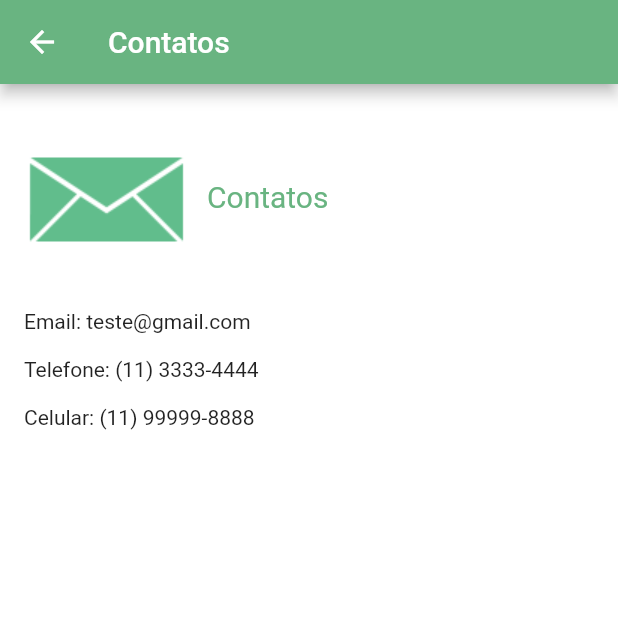
After one commit to JoaoCampos767/Flutter, a Flutter app: the TelaContato screen opened directly, on a phone screen of 412 x 824 dp, the top half of it. The commit adds this screen. Run offline on Flutter 3.47's test engine with Material 2 defaults, Android fonts, the phone set to English and light mode, and no system bars.

Commit message:
adicionando mais telas no app de consultoria

```diff
--- /dev/null
+++ b/consultoria/lib/tela_contato.dart
@@ -0,0 +1,53 @@
+import 'package:flutter/material.dart';
+
+class TelaContato extends StatefulWidget {
+  @override
+  State<TelaContato> createState() => _TelaContatoState();
+}
+
+class _TelaContatoState extends State<TelaContato> {
+  @override
+  Widget build(BuildContext context) {
+    return Scaffold(
+      backgroundColor: Colors.white,
+      appBar: AppBar(
+          title: Text("Contatos"),
+          backgroundColor: Color.fromARGB(255, 105, 180, 129)),
+      body: SingleChildScrollView(
+          child: Container(
+        padding: EdgeInsets.all(16),
+        child: Column(
+          crossAxisAlignment: CrossAxisAlignment.start,
+          children: [
+            Row(
+              children: [
+                Image.asset("images/detalhe_contato.png"),
+                const Padding(
+                  padding: EdgeInsets.only(left: 10),
+                  child: Text(
+                    "Contatos",
+                    style: TextStyle(
+                        fontSize: 20,
+                        color: Color.fromARGB(255, 105, 180, 129)),
+                  ),
+                )
+              ],
+            ),
+            const Padding(
+              padding: EdgeInsets.only(top: 16),
+              child: Text("Email: teste@gmail.com"),
+            ),
+            const Padding(
+              padding: EdgeInsets.only(top: 16),
+              child: Text("Telefone: (11) 3333-4444"),
+            ),
+            const Padding(
+              padding: EdgeInsets.only(top: 16),
+              child: Text("Celular: (11) 99999-8888"),
+            )
+          ],
+        ),
+      )),
+    );
+  }
+}
```
Also changed, not shown: consultoria/lib/home_page.dart (+26 -4 lines), consultoria/lib/tela_cliente.dart (added, +50 -0 lines), consultoria/lib/tela_empresa.dart (added, +41 -0 lines), consultoria/lib/tela_servico.dart (added, +52 -0 lines).
